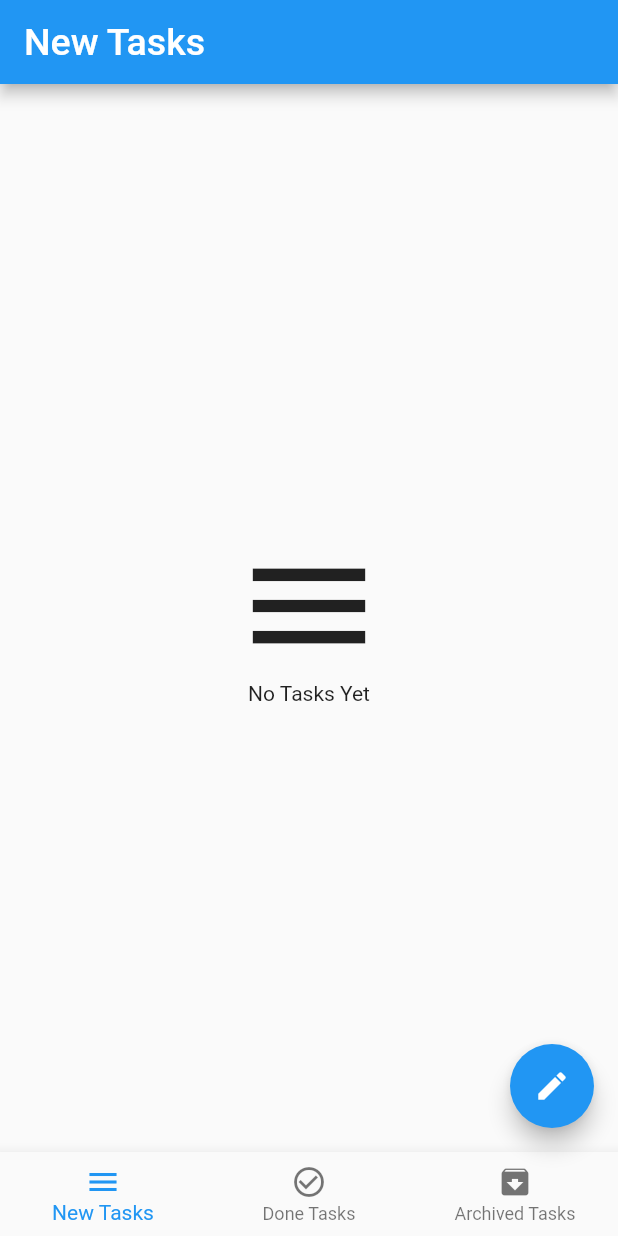
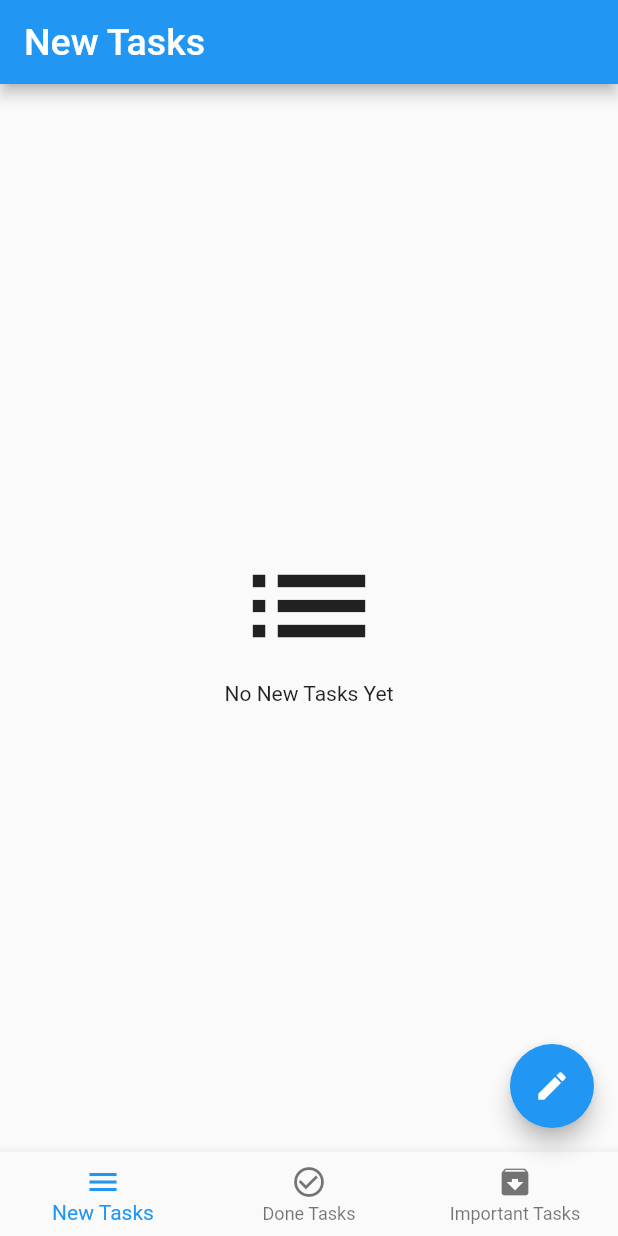
Before and after one commit to mariamyoussefwiliam/To-Do-Task, a Flutter app: the screen it shows after launch, on a phone screen of 412 x 824 dp. Run offline on Flutter 3.47's test engine with Material 2 defaults, Android fonts, the phone set to English and light mode, and no system bars; our stand-ins replace bloc, conditional_builder, hive, sqflite; accounts and stored records are empty.

Commit message:
first commit

```diff
--- a/lib/HomeLayout/homelayout.dart
+++ b/lib/HomeLayout/homelayout.dart
@@ -1,27 +1,25 @@
 import 'package:conditional_builder/conditional_builder.dart';
-import 'package:flutter/cupertino.dart';
 import 'package:flutter/material.dart';
-import 'package:flutter_bloc/flutter_bloc.dart';
-import 'package:sqflite/sqflite.dart';
+import 'package:hive/hive.dart';
 import 'package:to_do_app/component/component.dart';
 import 'package:to_do_app/cubit/cubit.dart';
-import 'package:to_do_app/cubit/states.dart';
-import 'package:to_do_app/modules/archived%20tasks/archived.dart';
+import 'package:to_do_app/model/task_model.dart';
+import 'package:to_do_app/modules/Important%20tasks/Important.dart';
+
 import 'package:to_do_app/modules/done%20tasks/done.dart';
 import 'package:to_do_app/modules/new%20tasks/new.dart';
 
 class HomeLayout extends StatelessWidget
 {
 
-  List<String> titles=["New Tasks","Done Tasks","Archived Tasks"];
+  List<String> titles=["New Tasks","Done Tasks","Important Tasks"];
   List<Widget> screens=[
     NewTasks(),
     DoneTasks(),
-    ArchivedTasks()];
+    ImportantTasks()];
 
   var ScaffoldKey= GlobalKey<ScaffoldState>();
   var FormKey= GlobalKey<FormState>();
-
 
   var TitleController=TextEditingController();
   var DateController=TextEditingController();
@@ -34,18 +32,8 @@ class HomeLayout extends StatelessWidget
   @override
   Widget build(BuildContext context) {
 
-    return BlocProvider(
 
-      create: (BuildContext context)=> MainCubit()..CreateDatabase(),
-      child: BlocConsumer<MainCubit,States>
-        (
-        listener:(BuildContext context,States state ) {
-
-          print(state);
-        },
-        builder: (BuildContext context,States state ){
-
-          MainCubit cubit = MainCubit.get(context);
+          MainProvider cubit = MainProvider.get(context);
 
          return    Scaffold(
 
@@ -69,19 +57,56 @@ class HomeLayout extends StatelessWidget
               {
                 if( FormKey.currentState.validate())
                 {
-                  cubit.InsertDatabase(title: TitleController.text, date: DateController.text, time: TimeController.text)
-                      .then((value)
+                  if(cubit.index==0)
+                    {
+
+                      cubit.InsertDatabase(title: TitleController.text, date: DateController.text, time: TimeController.text,state: "new")
+                          .then((value)
+                      {
+                        TitleController.text="";
+                        DateController.text="";
+                        TimeController.text="";
+                        Navigator.pop(context);
+
+
+                      });
+                    }
+                  else if (cubit.index==1)
+                    {
+
+                      cubit.InsertDatabase(title: TitleController.text, date: DateController.text, time: TimeController.text,state:"done")
+                          .then((value)
+                      {
+                        TitleController.text="";
+                        DateController.text="";
+                        TimeController.text="";
+                        Navigator.pop(context);
+
+
+                      });
+
+                    }
+                  else
                   {
-                    Navigator.pop(context);
 
-                  });
+                    cubit.InsertDatabase(title: TitleController.text, date: DateController.text, time: TimeController.text,state:"not important")
+                        .then((value)
+                    {
+                      TitleController.text="";
+                      DateController.text="";
+                      TimeController.text="";
+                      Navigator.pop(context);
+
+
+                    });
+
+                  }
+
 
                 }
                 else
                 {
-              /*    setState(() {
-                    clickFloating=false;
-                  });*/
+
                   cubit.changeCurrentIndex(false, cubit.index);
                 }
 
@@ -188,9 +213,7 @@ class HomeLayout extends StatelessWidget
                   cubit.changeCurrentIndex(false, cubit.index);
                 });
               }
-           /*   setState(() {
-                clickFloating=!clickFloating;
-              });*/
+
               cubit.changeCurrentIndex(!(cubit.clickFloating), cubit.index);
             },
             child: IconButton(
@@ -200,8 +223,8 @@ class HomeLayout extends StatelessWidget
             ),
           ),
           body: ConditionalBuilder(
-            condition: state is! LoadingState,
-            builder: (context) => screens[cubit.index],
+           condition: true ,
+            builder: (BuildContext context) => screens[cubit.index],
             fallback: (context) => Center(child: CircularProgressIndicator()),
           ),
           bottomNavigationBar: BottomNavigationBar(
@@ -225,25 +248,12 @@ class HomeLayout extends StatelessWidget
               ),
               BottomNavigationBarItem(
                 icon: Icon(Icons.archive),
-                title: Text("Archived Tasks"),
+                title: Text("Important Tasks"),
               ),
 
             ],
           ),
         );
   }
-      ),
-    );
+
   }
-
-
-
-
-
-
-
-
-
-
-
-}
--- a/lib/cubit/states.dart
+++ /dev/null
@@ -1,36 +0,0 @@
-abstract class States
-{
-
-}
-class InitState extends States
-{
-
-}
-class changeIndex extends States
-{
-
-}
-class CreateDatabaseState extends States
-{
-
-}
-class GetDataFromDatabaseState extends States
-{
-
-}
-class InsertdataIntoDatabaseState extends States
-{
-
-}
-class LoadingState extends States
-{
-
-}
-class UpdateState extends States
-{
-
-}
-class DeleteState extends States
-{
-
-}
--- a/lib/main.dart
+++ b/lib/main.dart
@@ -1,21 +1,36 @@
+import 'dart:io';
+
 import 'package:bloc/bloc.dart';
 import 'package:flutter/material.dart';
+import 'package:hive/hive.dart';
+import 'package:path_provider/path_provider.dart';
+import 'package:provider/provider.dart';
+import 'package:to_do_app/cubit/cubit.dart';
 
 import 'HomeLayout/homelayout.dart';
-import 'observer.dart';
+import 'model/task_model.dart';
 
-void main() {
-  Bloc.observer = MyBlocObserver();
+const String todoBoxName = "todo";
+
+void main()  {
+
+
+
   runApp(MyApp());
 }
 
 class MyApp extends StatelessWidget {
+
   @override
   Widget build(BuildContext context) {
 
-    return MaterialApp(
-      debugShowCheckedModeBanner: false,
-      home: HomeLayout(),
+    return ChangeNotifierProvider<MainProvider>(
+      create: (_)=>MainProvider()..CreateDatabase(),
+      child: MaterialApp(
+        debugShowCheckedModeBanner: false,
+        home: HomeLayout(),
+
+      ),
     );
   }
 }
--- a/lib/modules/new tasks/new.dart
+++ b/lib/modules/new tasks/new.dart
@@ -1,53 +1,35 @@
 import 'package:conditional_builder/conditional_builder.dart';
 import 'package:flutter/cupertino.dart';
 import 'package:flutter/material.dart';
-import 'package:flutter_bloc/flutter_bloc.dart';
 import 'package:to_do_app/component/component.dart';
 import 'package:to_do_app/cubit/cubit.dart';
-import 'package:to_do_app/cubit/states.dart';
-
 class NewTasks extends StatelessWidget
 {
   @override
   Widget build(BuildContext context) {
-    return BlocConsumer<MainCubit,States>(
-      listener: (context,state){
+    return ConditionalBuilder(
+      condition:MainProvider.get(context).newtasks.length>0 ,
+      builder: (context)=>
 
-      },
-      builder: (context,state)
-      {
-     return   ConditionalBuilder(
-       condition: MainCubit.get(context).newtasks.length > 0,
-       builder:(context) { return ListView.separated(
-         //physics: NeverScrollableScrollPhysics(),
-         shrinkWrap: true,
+          GridView.count(
+            shrinkWrap: true,
 
-         itemBuilder: (BuildContext context, int index) =>
+            crossAxisCount: 1,
+           childAspectRatio: 1 /0.28,
+            children: List.generate(
+              MainProvider.get(context).newtasks.length,
+                  (index) =>   buildTaskItem(MainProvider.get(context).newtasks[index], context,MainProvider.get(context).index)
+            ),
+          ),
 
-             buildTaskItem(MainCubit.get(context).newtasks[index], context)
-         ,
-         separatorBuilder: (BuildContext context, int index) => Container(
-           width: double.infinity,
-           height: 1,
-           color: Colors.grey[300],
-         ),
-         itemCount: MainCubit.get(context).newtasks.length,
-       );},
-       fallback: (context)
-       {
-         return Center(child: Column(
-           mainAxisAlignment: MainAxisAlignment.center,
-           children: [
-             Icon(Icons.menu,size: 100,),
-             Text("No Tasks Yet"),
-           ],
-         )
-         );
-       },
-     );
-      },
+      fallback: (context)=>Center(child: Column(
+        mainAxisAlignment: MainAxisAlignment.center,
+        children: [
+          Icon(Icons.list,size: 100,),
+          Text("No New Tasks Yet"),
+        ],
+      ) ,
+      ),
     );
-
   }
-
 }
--- a/pubspec.yaml
+++ b/pubspec.yaml
@@ -24,9 +24,11 @@ dependencies:
 
   bloc: ^6.0.0
   flutter_bloc: ^6.0.0
-
+  provider: ^4.3.3
   sqflite: ^1.3.0
-
+  hive: ^1.4.4+1
+  hive_flutter: ^0.3.0+2
+  path_provider: ^1.6.5
   conditional_builder: ^1.0.2
   flutter:
     sdk: flutter
```
Also changed, not shown: lib/component/component.dart (+28 -13 lines), lib/cubit/cubit.dart (+29 -22 lines), lib/model/task_model.dart (added, +81 -0 lines), lib/modules/Important tasks/Important.dart (added, +38 -0 lines), lib/modules/archived tasks/archived.dart (deleted, +0 -49 lines), lib/modules/done tasks/done.dart (+9 -21 lines), lib/observer.dart (deleted, +0 -28 lines), pubspec.lock.
